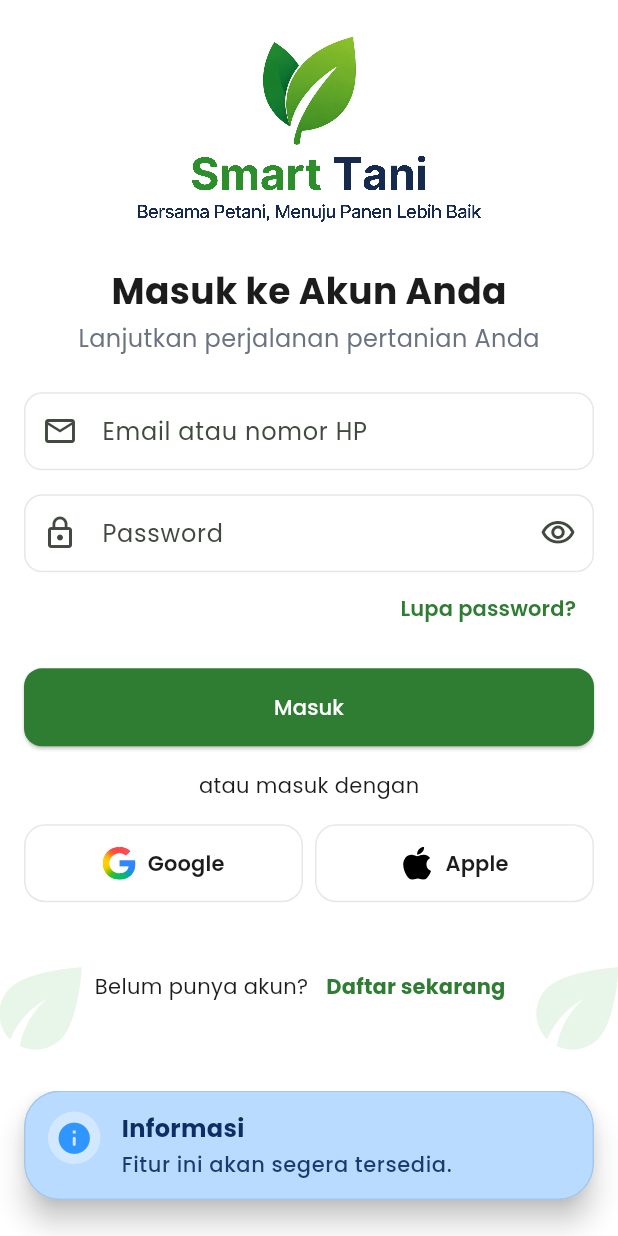
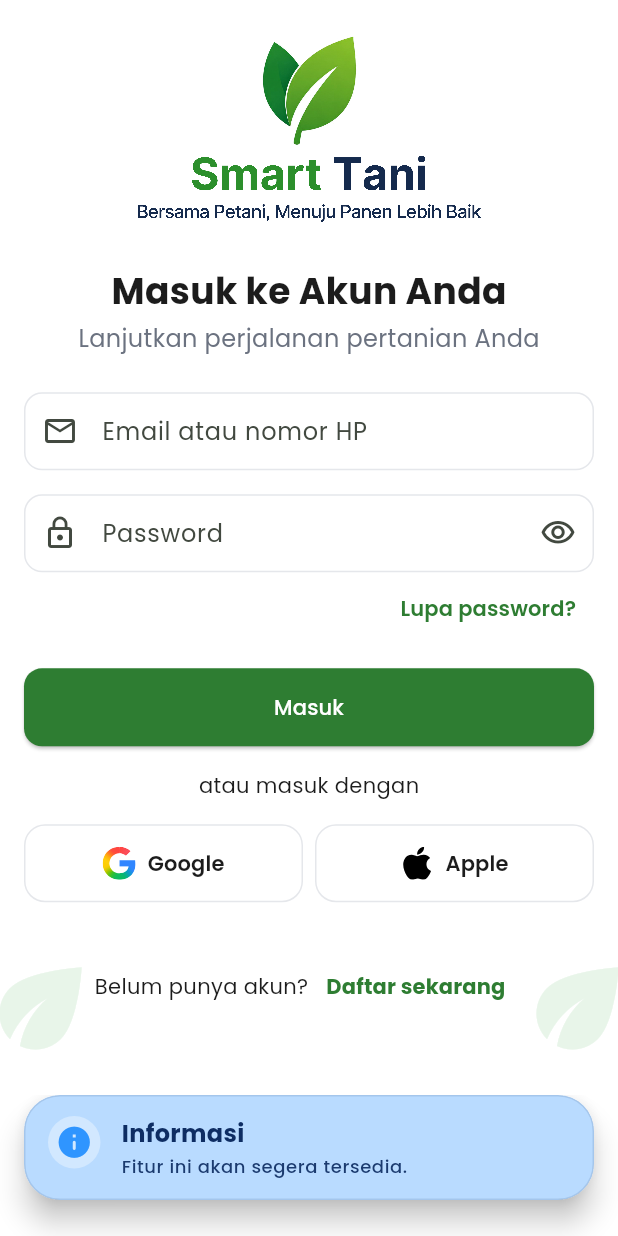
Before and after one commit to Revaldo11/smart-tani-mobile, a Flutter app: the screen it shows after launch, after a tap on "Lupa password?", on a phone screen of 412 x 824 dp. Run offline on Flutter 3.47's test engine with Material 3 defaults, Android fonts, the phone set to English and light mode, and no system bars; our stand-ins replace dio, eva_icons_flutter, flutter_secure_storage, flutter_svg, go_router, google_fonts and 2 more; accounts and stored records are empty; network calls fail.

Commit message:
feat: update analysis options to exclude build, android, and ios directories; adjust snackbar font size and update pubspec.lock for package versions

```diff
--- a/analysis_options.yaml
+++ b/analysis_options.yaml
@@ -24,6 +24,11 @@ linter:
   # `// ignore_for_file: name_of_lint` syntax on the line or in the file
   # producing the lint.
   rules:
+analyzer:
+  exclude:
+    - build/**
+    - android/**
+    - ios/**
     # avoid_print: false  # Uncomment to disable the `avoid_print` rule
     # prefer_single_quotes: true  # Uncomment to enable the `prefer_single_quotes` rule
 
--- a/lib/core/widget/global_snackbar.dart
+++ b/lib/core/widget/global_snackbar.dart
@@ -79,7 +79,7 @@ void showGlobalSnackbar(
                   style: theme.textTheme.bodySmall
                       ?.copyWith(
                         color: palette.secondary,
-                        fontSize: 14,
+                        fontSize: 12,
                         fontWeight: FontWeight.w500,
                       ),
                 ),
```
Also changed, not shown: lib/app/pages/main_navigation_page.dart (+7 -1 lines), pubspec.lock, 1 other file.
